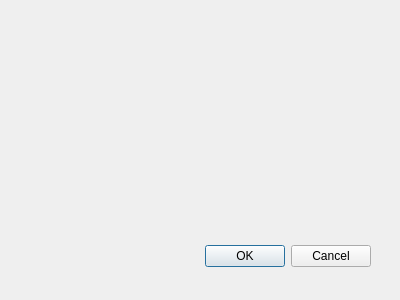
Old version of the form BerEditor/secp_client_dlg.ui in the repository jykim74/BerEditor.
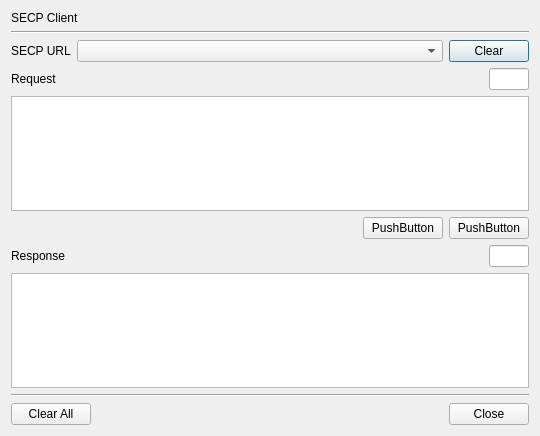
New version of the form.

```diff
--- a/BerEditor/secp_client_dlg.ui
+++ b/BerEditor/secp_client_dlg.ui
@@ -6,29 +6,221 @@
    <rect>
     <x>0</x>
     <y>0</y>
-    <width>400</width>
-    <height>300</height>
+    <width>540</width>
+    <height>436</height>
    </rect>
   </property>
   <property name="windowTitle">
    <string>Dialog</string>
   </property>
-  <widget class="QDialogButtonBox" name="buttonBox">
-   <property name="geometry">
-    <rect>
-     <x>30</x>
-     <y>240</y>
-     <width>341</width>
-     <height>32</height>
-    </rect>
-   </property>
-   <property name="orientation">
-    <enum>Qt::Horizontal</enum>
-   </property>
-   <property name="standardButtons">
-    <set>QDialogButtonBox::Cancel|QDialogButtonBox::Ok</set>
-   </property>
-  </widget>
+  <layout class="QVBoxLayout" name="verticalLayout">
+   <item>
+    <widget class="QLabel" name="label">
+     <property name="text">
+      <string>SECP Client</string>
+     </property>
+    </widget>
+   </item>
+   <item>
+    <widget class="Line" name="line_2">
+     <property name="orientation">
+      <enum>Qt::Horizontal</enum>
+     </property>
+    </widget>
+   </item>
+   <item>
+    <layout class="QGridLayout" name="gridLayout">
+     <item row="0" column="0">
+      <widget class="QLabel" name="label_2">
+       <property name="text">
+        <string>SECP URL</string>
+       </property>
+      </widget>
+     </item>
+     <item row="0" column="1">
+      <widget class="QComboBox" name="comboBox">
+       <property name="sizePolicy">
+        <sizepolicy hsizetype="Expanding" vsizetype="Fixed">
+         <horstretch>0</horstretch>
+         <verstretch>0</verstretch>
+        </sizepolicy>
+       </property>
+      </widget>
+     </item>
+     <item row="0" column="2">
+      <widget class="QPushButton" name="pushButton">
+       <property name="text">
+        <string>Clear</string>
+       </property>
+      </widget>
+     </item>
+    </layout>
+   </item>
+   <item>
+    <layout class="QGridLayout" name="gridLayout_3">
+     <property name="topMargin">
+      <number>0</number>
+     </property>
+     <item row="0" column="0">
+      <widget class="QLabel" name="label_3">
+       <property name="text">
+        <string>Request</string>
+       </property>
+      </widget>
+     </item>
+     <item row="0" column="2">
+      <widget class="QLineEdit" name="lineEdit">
+       <property name="minimumSize">
+        <size>
+         <width>40</width>
+         <height>0</height>
+        </size>
+       </property>
+       <property name="maximumSize">
+        <size>
+         <width>40</width>
+         <height>16777215</height>
+        </size>
+       </property>
+      </widget>
+     </item>
+     <item row="0" column="1">
+      <spacer name="horizontalSpacer_2">
+       <property name="orientation">
+        <enum>Qt::Horizontal</enum>
+       </property>
+       <property name="sizeHint" stdset="0">
+        <size>
+         <width>40</width>
+         <height>20</height>
+        </size>
+       </property>
+      </spacer>
+     </item>
+    </layout>
+   </item>
+   <item>
+    <widget class="QPlainTextEdit" name="plainTextEdit"/>
+   </item>
+   <item>
+    <layout class="QGridLayout" name="gridLayout_5">
+     <property name="topMargin">
+      <number>0</number>
+     </property>
+     <item row="0" column="2">
+      <widget class="QPushButton" name="pushButton_5">
+       <property name="text">
+        <string>PushButton</string>
+       </property>
+      </widget>
+     </item>
+     <item row="0" column="1">
+      <widget class="QPushButton" name="pushButton_4">
+       <property name="text">
+        <string>PushButton</string>
+       </property>
+      </widget>
+     </item>
+     <item row="0" column="0">
+      <spacer name="horizontalSpacer_4">
+       <property name="orientation">
+        <enum>Qt::Horizontal</enum>
+       </property>
+       <property name="sizeHint" stdset="0">
+        <size>
+         <width>40</width>
+         <height>20</height>
+        </size>
+       </property>
+      </spacer>
+     </item>
+    </layout>
+   </item>
+   <item>
+    <layout class="QGridLayout" name="gridLayout_4">
+     <property name="topMargin">
+      <number>0</number>
+     </property>
+     <item row="0" column="0">
+      <widget class="QLabel" name="label_4">
+       <property name="text">
+        <string>Response</string>
+       </property>
+      </widget>
+     </item>
+     <item row="0" column="2">
+      <widget class="QLineEdit" name="lineEdit_2">
+       <property name="minimumSize">
+        <size>
+         <width>40</width>
+         <height>0</height>
+        </size>
+       </property>
+       <property name="maximumSize">
+        <size>
+         <width>40</width>
+         <height>16777215</height>
+        </size>
+       </property>
+      </widget>
+     </item>
+     <item row="0" column="1">
+      <spacer name="horizontalSpacer_3">
+       <property name="orientation">
+        <enum>Qt::Horizontal</enum>
+       </property>
+       <property name="sizeHint" stdset="0">
+        <size>
+         <width>40</width>
+         <height>20</height>
+        </size>
+       </property>
+      </spacer>
+     </item>
+    </layout>
+   </item>
+   <item>
+    <widget class="QPlainTextEdit" name="plainTextEdit_2"/>
+   </item>
+   <item>
+    <widget class="Line" name="line">
+     <property name="orientation">
+      <enum>Qt::Horizontal</enum>
+     </property>
+    </widget>
+   </item>
+   <item>
+    <layout class="QGridLayout" name="gridLayout_2">
+     <item row="0" column="0">
+      <widget class="QPushButton" name="pushButton_3">
+       <property name="text">
+        <string>Clear All</string>
+       </property>
+      </widget>
+     </item>
+     <item row="0" column="2">
+      <widget class="QPushButton" name="pushButton_2">
+       <property name="text">
+        <string>Close</string>
+       </property>
+      </widget>
+     </item>
+     <item row="0" column="1">
+      <spacer name="horizontalSpacer">
+       <property name="orientation">
+        <enum>Qt::Horizontal</enum>
+       </property>
+       <property name="sizeHint" stdset="0">
+        <size>
+         <width>40</width>
+         <height>20</height>
+        </size>
+       </property>
+      </spacer>
+     </item>
+    </layout>
+   </item>
+  </layout>
  </widget>
  <resources/>
  <connections>
```
Left out of the diff: 37 changed lines with no effect on the pictures.
